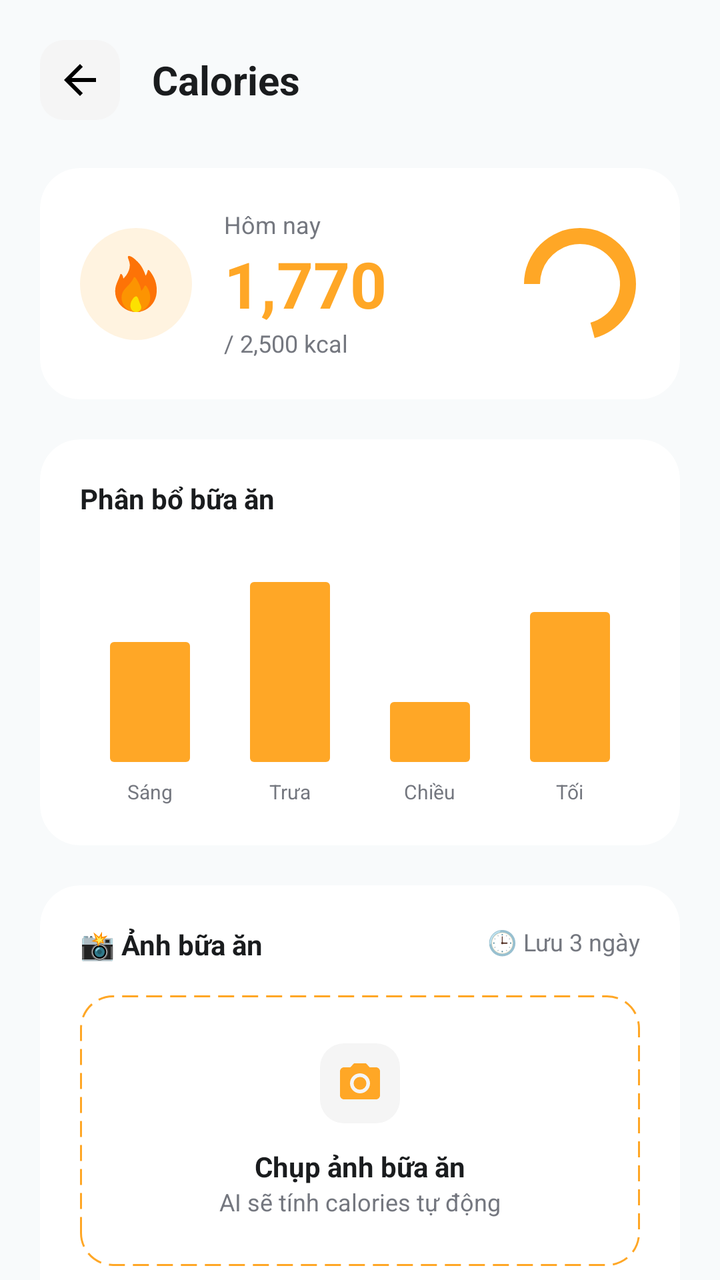
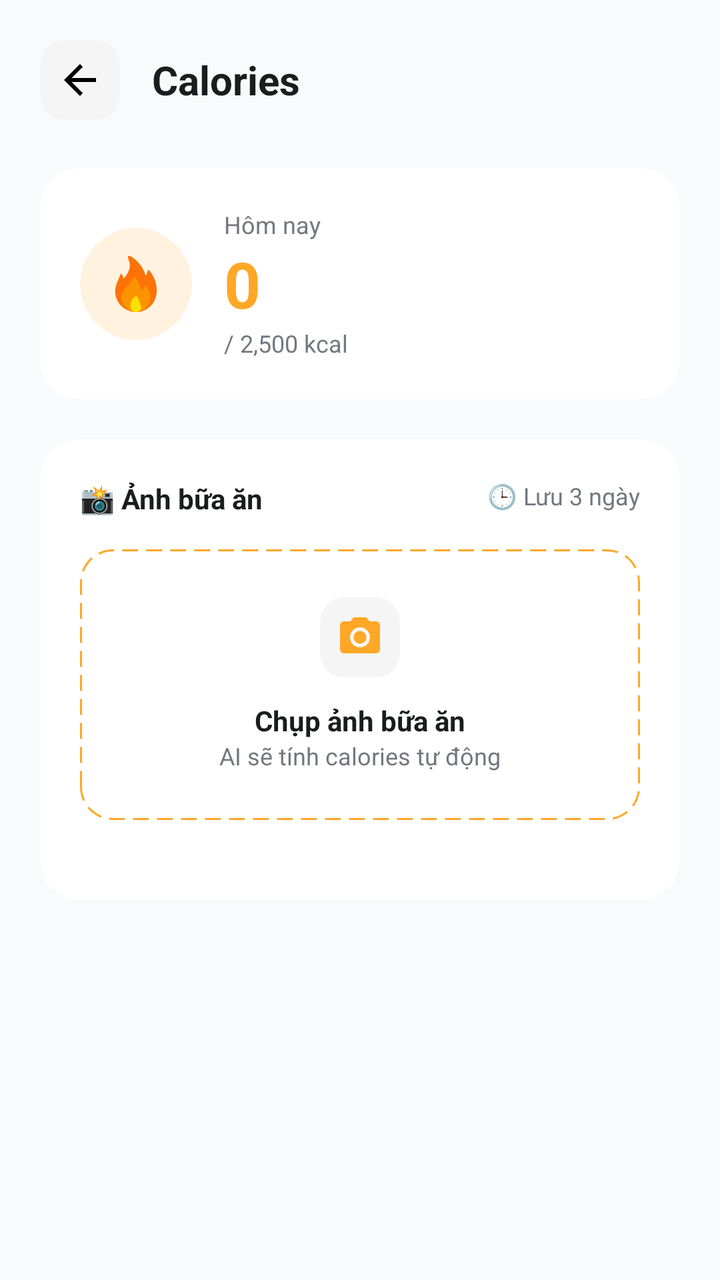

Before-and-after screenshots of an Android layout around one commit, followed by the original layout XML and the change that was made.
<!-- AndroidManifest.xml: application theme Theme.Better_Life -->
<!-- res/layout/layout_calories_detail.xml -->
<?xml version="1.0" encoding="utf-8"?>
<androidx.constraintlayout.widget.ConstraintLayout xmlns:android="http://schemas.android.com/apk/res/android"
    xmlns:app="http://schemas.android.com/apk/res-auto"
    android:layout_width="match_parent"
    android:layout_height="match_parent"
    android:background="@color/bg_main">

    <ScrollView
        android:layout_width="match_parent"
        android:layout_height="match_parent"
        android:scrollbars="none">

        <LinearLayout
            android:layout_width="match_parent"
            android:layout_height="wrap_content"
            android:orientation="vertical"
            android:padding="20dp">

            
            <LinearLayout
                android:layout_width="match_parent"
                android:layout_height="wrap_content"
                android:gravity="center_vertical"
                android:orientation="horizontal">

                <ImageButton
                    android:id="@+id/btn_back"
                    android:layout_width="40dp"
                    android:layout_height="40dp"
                    android:background="@drawable/circle_white_alpha"
                    android:padding="8dp"
                    android:src="@drawable/ic_back" />

                <TextView
                    android:layout_width="wrap_content"
                    android:layout_height="wrap_content"
                    android:layout_marginStart="16dp"
                    android:text="Calories"
                    android:textColor="@color/text_title"
                    android:textSize="20sp"
                    android:textStyle="bold" />
            </LinearLayout>

            
            <androidx.cardview.widget.CardView
                android:layout_width="match_parent"
                android:layout_height="wrap_content"
                android:layout_marginTop="24dp"
                app:cardCornerRadius="20dp"
                app:cardElevation="0dp">

                <androidx.constraintlayout.widget.ConstraintLayout
                    android:layout_width="match_parent"
                    android:layout_height="wrap_content"
                    android:padding="20dp">

                    <ImageView
                        android:id="@+id/iv_fire_bg"
                        android:layout_width="56dp"
                        android:layout_height="56dp"
                        android:background="@drawable/bg_icon_calories"
                        android:padding="14dp"
                        android:src="@drawable/ic_fire"
                        app:layout_constraintBottom_toBottomOf="parent"
                        app:layout_constraintStart_toStartOf="parent"
                        app:layout_constraintTop_toTopOf="parent" />

                    <LinearLayout
                        android:layout_width="wrap_content"
                        android:layout_height="wrap_content"
                        android:layout_marginStart="16dp"
                        android:orientation="vertical"
                        app:layout_constraintBottom_toBottomOf="parent"
                        app:layout_constraintStart_toEndOf="@id/iv_fire_bg"
                        app:layout_constraintTop_toTopOf="parent">

                        <TextView
                            android:layout_width="wrap_content"
                            android:layout_height="wrap_content"
                            android:text="Hôm nay"
                            android:textColor="@color/text_secondary"
                            android:textSize="12sp" />

                        <TextView
                            android:layout_width="wrap_content"
                            android:layout_height="wrap_content"
                            android:text="1,770"
                            android:textColor="@color/icon_calories"
                            android:textSize="32sp"
                            android:textStyle="bold" />

                        <TextView
                            android:layout_width="wrap_content"
                            android:layout_height="wrap_content"
                            android:text="/ 2,500 kcal"
                            android:textColor="@color/text_secondary"
                            android:textSize="12sp" />
                    </LinearLayout>

                    <ProgressBar
                        android:id="@+id/pb_calories_circle"
                        style="?android:attr/progressBarStyleHorizontal"
                        android:layout_width="60dp"
                        android:layout_height="60dp"
                        android:indeterminate="false"
                        android:max="2500"
                        android:progress="1770"
                        android:progressDrawable="@drawable/circular_progress_bar"
                        android:progressTint="@color/icon_calories"
                        android:rotation="-90"
                        app:layout_constraintBottom_toBottomOf="parent"
                        app:layout_constraintEnd_toEndOf="parent"
                        app:layout_constraintTop_toTopOf="parent" />

                </androidx.constraintlayout.widget.ConstraintLayout>
            </androidx.cardview.widget.CardView>

            
            <androidx.cardview.widget.CardView
                android:layout_width="match_parent"
                android:layout_height="wrap_content"
                android:layout_marginTop="20dp"
                app:cardCornerRadius="20dp"
                app:cardElevation="0dp">

                <LinearLayout
                    android:layout_width="match_parent"
                    android:layout_height="wrap_content"
                    android:orientation="vertical"
                    android:padding="20dp">

                    <TextView
                        android:layout_width="wrap_content"
                        android:layout_height="wrap_content"
                        android:text="Phân bổ bữa ăn"
                        android:textColor="@color/text_title"
                        android:textStyle="bold" />

                    <LinearLayout
                        android:layout_width="match_parent"
                        android:layout_height="120dp"
                        android:layout_marginTop="24dp"
                        android:gravity="bottom"
                        android:orientation="horizontal">

                        <LinearLayout
                            android:layout_width="0dp"
                            android:layout_height="match_parent"
                            android:layout_weight="1"
                            android:gravity="bottom|center_horizontal"
                            android:orientation="vertical">
                            <View android:layout_width="40dp" android:layout_height="60dp" android:background="@drawable/mini_progress_bar" android:backgroundTint="@color/icon_calories" />
                            <TextView android:layout_width="wrap_content" android:layout_height="wrap_content" android:layout_marginTop="8dp" android:text="Sáng" android:textSize="10sp" android:textColor="@color/text_secondary" />
                        </LinearLayout>

                        <LinearLayout
                            android:layout_width="0dp"
                            android:layout_height="match_parent"
                            android:layout_weight="1"
                            android:gravity="bottom|center_horizontal"
                            android:orientation="vertical">
                            <View android:layout_width="40dp" android:layout_height="90dp" android:background="@drawable/mini_progress_bar" android:backgroundTint="@color/icon_calories" />
                            <TextView android:layout_width="wrap_content" android:layout_height="wrap_content" android:layout_marginTop="8dp" android:text="Trưa" android:textSize="10sp" android:textColor="@color/text_secondary" />
                        </LinearLayout>

                        <LinearLayout
                            android:layout_width="0dp"
                            android:layout_height="match_parent"
                            android:layout_weight="1"
                            android:gravity="bottom|center_horizontal"
                            android:orientation="vertical">
                            <View android:layout_width="40dp" android:layout_height="30dp" android:background="@drawable/mini_progress_bar" android:backgroundTint="@color/icon_calories" />
                            <TextView android:layout_width="wrap_content" android:layout_height="wrap_content" android:layout_marginTop="8dp" android:text="Chiều" android:textSize="10sp" android:textColor="@color/text_secondary" />
                        </LinearLayout>

                        <LinearLayout
                            android:layout_width="0dp"
                            android:layout_height="match_parent"
                            android:layout_weight="1"
                            android:gravity="bottom|center_horizontal"
                            android:orientation="vertical">
                            <View android:layout_width="40dp" android:layout_height="75dp" android:background="@drawable/mini_progress_bar" android:backgroundTint="@color/icon_calories" />
                            <TextView android:layout_width="wrap_content" android:layout_height="wrap_content" android:layout_marginTop="8dp" android:text="Tối" android:textSize="10sp" android:textColor="@color/text_secondary" />
                        </LinearLayout>
                    </LinearLayout>
                </LinearLayout>
            </androidx.cardview.widget.CardView>

            
            <androidx.cardview.widget.CardView
                android:layout_width="match_parent"
                android:layout_height="wrap_content"
                android:layout_marginTop="20dp"
                android:layout_marginBottom="24dp"
                app:cardCornerRadius="20dp"
                app:cardElevation="0dp">

                <LinearLayout
                    android:layout_width="match_parent"
                    android:layout_height="wrap_content"
                    android:orientation="vertical"
                    android:padding="20dp">

                    <RelativeLayout
                        android:layout_width="match_parent"
                        android:layout_height="wrap_content">

                        <TextView
                            android:id="@+id/tv_meal_photos_title"
                            android:layout_width="wrap_content"
                            android:layout_height="wrap_content"
                            android:text="📸 Ảnh bữa ăn"
                            android:textColor="@color/text_title"
                            android:textStyle="bold" />

                        <TextView
                            android:layout_width="wrap_content"
                            android:layout_height="wrap_content"
                            android:layout_alignParentEnd="true"
                            android:text="🕒 Lưu 3 ngày"
                            android:textColor="@color/text_secondary"
                            android:textSize="12sp" />
                    </RelativeLayout>

                    
                    <LinearLayout
                        android:layout_width="match_parent"
                        android:layout_height="wrap_content"
                        android:layout_marginTop="16dp"
                        android:background="@drawable/bg_dashed_border_orange"
                        android:clickable="true"
                        android:focusable="true"
                        android:foreground="?android:attr/selectableItemBackground"
                        android:gravity="center"
                        android:orientation="vertical"
                        android:padding="24dp">

                        <ImageView
                            android:layout_width="40dp"
                            android:layout_height="40dp"
                            android:background="@drawable/circle_white_alpha"
                            android:padding="8dp"
                            android:src="@drawable/ic_camera" />

                        <TextView
                            android:layout_width="wrap_content"
                            android:layout_height="wrap_content"
                            android:layout_marginTop="12dp"
                            android:text="Chụp ảnh bữa ăn"
                            android:textColor="@color/text_title"
                            android:textStyle="bold" />

                        <TextView
                            android:layout_width="wrap_content"
                            android:layout_height="wrap_content"
                            android:text="AI sẽ tính calories tự động"
                            android:textColor="@color/text_secondary"
                            android:textSize="12sp" />
                    </LinearLayout>

                    
                    <LinearLayout
                        android:layout_width="match_parent"
                        android:layout_height="wrap_content"
                        android:layout_marginTop="20dp"
                        android:orientation="vertical">

                        <include layout="@layout/item_meal_history" />
                        <include layout="@layout/item_meal_history" />
                        <include layout="@layout/item_meal_history" />
                        <include layout="@layout/item_meal_history" />
                        <include layout="@layout/item_meal_history" />

                    </LinearLayout>

                </LinearLayout>
            </androidx.cardview.widget.CardView>

        </LinearLayout>
    </ScrollView>

</androidx.constraintlayout.widget.ConstraintLayout>
<!-- res/layout/item_meal_history.xml (included above) -->
<?xml version="1.0" encoding="utf-8"?>
<androidx.cardview.widget.CardView xmlns:android="http://schemas.android.com/apk/res/android"
    xmlns:app="http://schemas.android.com/apk/res-auto"
    android:layout_width="match_parent"
    android:layout_height="wrap_content"
    android:layout_marginBottom="12dp"
    app:cardCornerRadius="16dp"
    app:cardElevation="0dp"
    app:cardBackgroundColor="#F5F5F5">

    <LinearLayout
        android:layout_width="match_parent"
        android:layout_height="wrap_content"
        android:gravity="center_vertical"
        android:orientation="horizontal"
        android:padding="12dp">

        <ImageView
            android:id="@+id/iv_meal_image"
            android:layout_width="48dp"
            android:layout_height="48dp"
            android:background="@drawable/circle_white_alpha"
            android:backgroundTint="@color/white"
            android:padding="12dp"
            android:src="@drawable/ic_image" />

        <LinearLayout
            android:layout_width="0dp"
            android:layout_height="wrap_content"
            android:layout_marginStart="16dp"
            android:layout_weight="1"
            android:orientation="vertical">

            <TextView
                android:id="@+id/tv_meal_name"
                android:layout_width="wrap_content"
                android:layout_height="wrap_content"
                android:text="Phở bò tái"
                android:textColor="@color/text_title"
                android:textSize="16sp"
                android:textStyle="bold" />

            <TextView
                android:id="@+id/tv_meal_time"
                android:layout_width="wrap_content"
                android:layout_height="wrap_content"
                android:text="2 giờ trước"
                android:textColor="@color/text_secondary"
                android:textSize="12sp" />
        </LinearLayout>

        <LinearLayout
            android:layout_width="wrap_content"
            android:layout_height="wrap_content"
            android:gravity="end"
            android:orientation="vertical">

            <TextView
                android:id="@+id/tv_meal_calories"
                android:layout_width="wrap_content"
                android:layout_height="wrap_content"
                android:text="420"
                android:textColor="@color/icon_calories"
                android:textSize="18sp"
                android:textStyle="bold" />

            <TextView
                android:layout_width="wrap_content"
                android:layout_height="wrap_content"
                android:text="kcal"
                android:textColor="@color/text_secondary"
                android:textSize="10sp" />
        </LinearLayout>
    </LinearLayout>
</androidx.cardview.widget.CardView>
<!-- resources referenced by this layout -->
<resources>
  <color name="bg_main">#F8FAFB</color>
  <color name="icon_calories">#FFA726</color>
  <color name="text_secondary">#74777F</color>
  <color name="text_title">#1A1C1E</color>
  <color name="white">#FFFFFFFF</color>
  <!-- drawable bg_dashed_border_orange (drawable) -->
  <?xml version="1.0" encoding="utf-8"?>
  <shape xmlns:android="http://schemas.android.com/apk/res/android">
      <solid android:color="@android:color/transparent" />
      <stroke
          android:width="1dp"
          android:color="#FFA726"
          android:dashWidth="8dp"
          android:dashGap="4dp" />
      <corners android:radius="16dp" />
  </shape>
  <!-- drawable bg_icon_calories (drawable) -->
  <?xml version="1.0" encoding="utf-8"?>
  <shape xmlns:android="http://schemas.android.com/apk/res/android"
      android:shape="oval">
      <solid android:color="@color/card_calories" />
  </shape>
  <!-- drawable circle_white_alpha (drawable) -->
  <?xml version="1.0" encoding="utf-8"?>
  <shape xmlns:android="http://schemas.android.com/apk/res/android"
      android:shape="rectangle">
      <solid android:color="#F5F5F5" />
      <corners android:radius="12dp" />
  </shape>
  <!-- drawable ic_back (drawable) -->
  <?xml version="1.0" encoding="utf-8"?>
  <vector xmlns:android="http://schemas.android.com/apk/res/android"
      android:width="24dp"
      android:height="24dp"
      android:viewportWidth="24"
      android:viewportHeight="24">
      <path
          android:fillColor="#000000"
          android:pathData="M20,11H7.83l5.59,-5.59L12,4l-8,8l8,8l1.41,-1.41L7.83,13H20V11z" />
  </vector>
  <!-- drawable ic_image (drawable) -->
  <?xml version="1.0" encoding="utf-8"?>
  <vector xmlns:android="http://schemas.android.com/apk/res/android"
      android:width="24dp"
      android:height="24dp"
      android:viewportWidth="24"
      android:viewportHeight="24">
      <path
          android:fillColor="#BDBDBD"
          android:pathData="M21,19V5c0,-1.1 -0.9,-2 -2,-2H5c-1.1,0 -2,0.9 -2,2v14c0,1.1 0.9,2 2,2h14c1.1,0 2,-0.9 2,-2zM8.5,13.5l2.5,3.01L14.5,12l4.5,6H5l3.5,-4.5z" />
  </vector>
  <!-- drawable mini_progress_bar (drawable) -->
  <?xml version="1.0" encoding="utf-8"?>
  <layer-list xmlns:android="http://schemas.android.com/apk/res/android">
      <item android:id="@android:id/background">
          <shape>
              <corners android:radius="2dp" />
              <solid android:color="#F0F0F0" />
          </shape>
      </item>
      <item android:id="@android:id/progress">
          <clip>
              <shape>
                  <corners android:radius="2dp" />
                  <solid android:color="@color/primary_teal" />
              </shape>
          </clip>
      </item>
  </layer-list>
  <style name="Theme.Better_Life" parent="Theme.MaterialComponents.DayNight.NoActionBar">
          
          <item name="colorPrimary">@color/primary_teal</item>
          <item name="colorPrimaryVariant">@color/primary_teal_dark</item>
          <item name="colorOnPrimary">@color/white</item>
          
          <item name="colorSecondary">@color/nav_active</item>
          <item name="colorSecondaryVariant">@color/primary_teal_dark</item>
          <item name="colorOnSecondary">@color/white</item>
          
          <item name="android:statusBarColor">@color/primary_teal</item>
          
      </style>
  <color name="card_calories">#FFF3E0</color>
  <color name="primary_teal">#26A69A</color>
  <color name="primary_teal_dark">#00796B</color>
  <color name="nav_active">#26A69A</color>
  <!-- unchanged entries left out for length: 3 -->
</resources>

<!-- the commit's change to res/layout/layout_calories_detail.xml (unified diff, before → after) -->
@@ -82,14 +82,16 @@
                             android:textSize="12sp" />
 
                         <TextView
-                            android:layout_width="wrap_content"
-                            android:layout_height="wrap_content"
-                            android:text="1,770"
+                            android:id="@+id/tv_calories_total"
+                            android:layout_width="wrap_content"
+                            android:layout_height="wrap_content"
+                            android:text="0"
                             android:textColor="@color/icon_calories"
                             android:textSize="32sp"
                             android:textStyle="bold" />
 
                         <TextView
+                            android:id="@+id/tv_calories_target"
                             android:layout_width="wrap_content"
                             android:layout_height="wrap_content"
                             android:text="/ 2,500 kcal"
@@ -104,7 +106,7 @@
                         android:layout_height="60dp"
                         android:indeterminate="false"
                         android:max="2500"
-                        android:progress="1770"
+                        android:progress="0"
                         android:progressDrawable="@drawable/circular_progress_bar"
                         android:progressTint="@color/icon_calories"
                         android:rotation="-90"
@@ -113,77 +115,6 @@
                         app:layout_constraintTop_toTopOf="parent" />
 
                 </androidx.constraintlayout.widget.ConstraintLayout>
-            </androidx.cardview.widget.CardView>
-
-            
-            <androidx.cardview.widget.CardView
-                android:layout_width="match_parent"
-                android:layout_height="wrap_content"
-                android:layout_marginTop="20dp"
-                app:cardCornerRadius="20dp"
-                app:cardElevation="0dp">
-
-                <LinearLayout
-                    android:layout_width="match_parent"
-                    android:layout_height="wrap_content"
-                    android:orientation="vertical"
-                    android:padding="20dp">
-
-                    <TextView
-                        android:layout_width="wrap_content"
-                        android:layout_height="wrap_content"
-                        android:text="Phân bổ bữa ăn"
-                        android:textColor="@color/text_title"
-                        android:textStyle="bold" />
-
-                    <LinearLayout
-                        android:layout_width="match_parent"
-                        android:layout_height="120dp"
-                        android:layout_marginTop="24dp"
-                        android:gravity="bottom"
-                        android:orientation="horizontal">
-
-                        <LinearLayout
-                            android:layout_width="0dp"
-                            android:layout_height="match_parent"
-                            android:layout_weight="1"
-                            android:gravity="bottom|center_horizontal"
-                            android:orientation="vertical">
-                            <View android:layout_width="40dp" android:layout_height="60dp" android:background="@drawable/mini_progress_bar" android:backgroundTint="@color/icon_calories" />
-                            <TextView android:layout_width="wrap_content" android:layout_height="wrap_content" android:layout_marginTop="8dp" android:text="Sáng" android:textSize="10sp" android:textColor="@color/text_secondary" />
-                        </LinearLayout>
-
-                        <LinearLayout
-                            android:layout_width="0dp"
-                            android:layout_height="match_parent"
-                            android:layout_weight="1"
-                            android:gravity="bottom|center_horizontal"
-                            android:orientation="vertical">
-                            <View android:layout_width="40dp" android:layout_height="90dp" android:background="@drawable/mini_progress_bar" android:backgroundTint="@color/icon_calories" />
-                            <TextView android:layout_width="wrap_content" android:layout_height="wrap_content" android:layout_marginTop="8dp" android:text="Trưa" android:textSize="10sp" android:textColor="@color/text_secondary" />
-                        </LinearLayout>
-
-                        <LinearLayout
-                            android:layout_width="0dp"
-                            android:layout_height="match_parent"
-                            android:layout_weight="1"
-                            android:gravity="bottom|center_horizontal"
-                            android:orientation="vertical">
-                            <View android:layout_width="40dp" android:layout_height="30dp" android:background="@drawable/mini_progress_bar" android:backgroundTint="@color/icon_calories" />
-                            <TextView android:layout_width="wrap_content" android:layout_height="wrap_content" android:layout_marginTop="8dp" android:text="Chiều" android:textSize="10sp" android:textColor="@color/text_secondary" />
-                        </LinearLayout>
-
-                        <LinearLayout
-                            android:layout_width="0dp"
-                            android:layout_height="match_parent"
-                            android:layout_weight="1"
-                            android:gravity="bottom|center_horizontal"
-                            android:orientation="vertical">
-                            <View android:layout_width="40dp" android:layout_height="75dp" android:background="@drawable/mini_progress_bar" android:backgroundTint="@color/icon_calories" />
-                            <TextView android:layout_width="wrap_content" android:layout_height="wrap_content" android:layout_marginTop="8dp" android:text="Tối" android:textSize="10sp" android:textColor="@color/text_secondary" />
-                        </LinearLayout>
-                    </LinearLayout>
-                </LinearLayout>
             </androidx.cardview.widget.CardView>
 
             
@@ -224,6 +155,7 @@
 
                     
                     <LinearLayout
+                        android:id="@+id/btn_camera_capture"
                         android:layout_width="match_parent"
                         android:layout_height="wrap_content"
                         android:layout_marginTop="16dp"
@@ -260,17 +192,12 @@
 
                     
                     <LinearLayout
+                        android:id="@+id/ll_meal_history_container"
                         android:layout_width="match_parent"
                         android:layout_height="wrap_content"
                         android:layout_marginTop="20dp"
                         android:orientation="vertical">
-
-                        <include layout="@layout/item_meal_history" />
-                        <include layout="@layout/item_meal_history" />
-                        <include layout="@layout/item_meal_history" />
-                        <include layout="@layout/item_meal_history" />
-                        <include layout="@layout/item_meal_history" />
-
+                        
                     </LinearLayout>
 
                 </LinearLayout>
@@ -280,79 +207,3 @@
     </ScrollView>
 
 </androidx.constraintlayout.widget.ConstraintLayout>
-<!-- res/layout/item_meal_history.xml (included above) -->
-<?xml version="1.0" encoding="utf-8"?>
-<androidx.cardview.widget.CardView xmlns:android="http://schemas.android.com/apk/res/android"
-    xmlns:app="http://schemas.android.com/apk/res-auto"
-    android:layout_width="match_parent"
-    android:layout_height="wrap_content"
-    android:layout_marginBottom="12dp"
-    app:cardCornerRadius="16dp"
-    app:cardElevation="0dp"
-    app:cardBackgroundColor="#F5F5F5">
-
-    <LinearLayout
-        android:layout_width="match_parent"
-        android:layout_height="wrap_content"
-        android:gravity="center_vertical"
-        android:orientation="horizontal"
-        android:padding="12dp">
-
-        <ImageView
-            android:id="@+id/iv_meal_image"
-            android:layout_width="48dp"
-            android:layout_height="48dp"
-            android:background="@drawable/circle_white_alpha"
-            android:backgroundTint="@color/white"
-            android:padding="12dp"
-            android:src="@drawable/ic_image" />
-
-        <LinearLayout
-            android:layout_width="0dp"
-            android:layout_height="wrap_content"
-            android:layout_marginStart="16dp"
-            android:layout_weight="1"
-            android:orientation="vertical">
-
-            <TextView
-                android:id="@+id/tv_meal_name"
-                android:layout_width="wrap_content"
-                android:layout_height="wrap_content"
-                android:text="Phở bò tái"
-                android:textColor="@color/text_title"
-                android:textSize="16sp"
-                android:textStyle="bold" />
-
-            <TextView
-                android:id="@+id/tv_meal_time"
-                android:layout_width="wrap_content"
-                android:layout_height="wrap_content"
-                android:text="2 giờ trước"
-                android:textColor="@color/text_secondary"
-                android:textSize="12sp" />
-        </LinearLayout>
-
-        <LinearLayout
-            android:layout_width="wrap_content"
-            android:layout_height="wrap_content"
-            android:gravity="end"
-            android:orientation="vertical">
-
-            <TextView
-                android:id="@+id/tv_meal_calories"
-                android:layout_width="wrap_content"
-                android:layout_height="wrap_content"
-                android:text="420"
-                android:textColor="@color/icon_calories"
-                android:textSize="18sp"
-                android:textStyle="bold" />
-
-            <TextView
-                android:layout_width="wrap_content"
-                android:layout_height="wrap_content"
-                android:text="kcal"
-                android:textColor="@color/text_secondary"
-                android:textSize="10sp" />
-        </LinearLayout>
-    </LinearLayout>
-</androidx.cardview.widget.CardView>
<!-- resource entries referenced after the edit -->
@@ -40,35 +40,6 @@
           android:fillColor="#000000"
           android:pathData="M20,11H7.83l5.59,-5.59L12,4l-8,8l8,8l1.41,-1.41L7.83,13H20V11z" />
   </vector>
-  <!-- drawable ic_image (drawable) -->
-  <?xml version="1.0" encoding="utf-8"?>
-  <vector xmlns:android="http://schemas.android.com/apk/res/android"
-      android:width="24dp"
-      android:height="24dp"
-      android:viewportWidth="24"
-      android:viewportHeight="24">
-      <path
-          android:fillColor="#BDBDBD"
-          android:pathData="M21,19V5c0,-1.1 -0.9,-2 -2,-2H5c-1.1,0 -2,0.9 -2,2v14c0,1.1 0.9,2 2,2h14c1.1,0 2,-0.9 2,-2zM8.5,13.5l2.5,3.01L14.5,12l4.5,6H5l3.5,-4.5z" />
-  </vector>
-  <!-- drawable mini_progress_bar (drawable) -->
-  <?xml version="1.0" encoding="utf-8"?>
-  <layer-list xmlns:android="http://schemas.android.com/apk/res/android">
-      <item android:id="@android:id/background">
-          <shape>
-              <corners android:radius="2dp" />
-              <solid android:color="#F0F0F0" />
-          </shape>
-      </item>
-      <item android:id="@android:id/progress">
-          <clip>
-              <shape>
-                  <corners android:radius="2dp" />
-                  <solid android:color="@color/primary_teal" />
-              </shape>
-          </clip>
-      </item>
-  </layer-list>
   <style name="Theme.Better_Life" parent="Theme.MaterialComponents.DayNight.NoActionBar">
           
           <item name="colorPrimary">@color/primary_teal</item>
